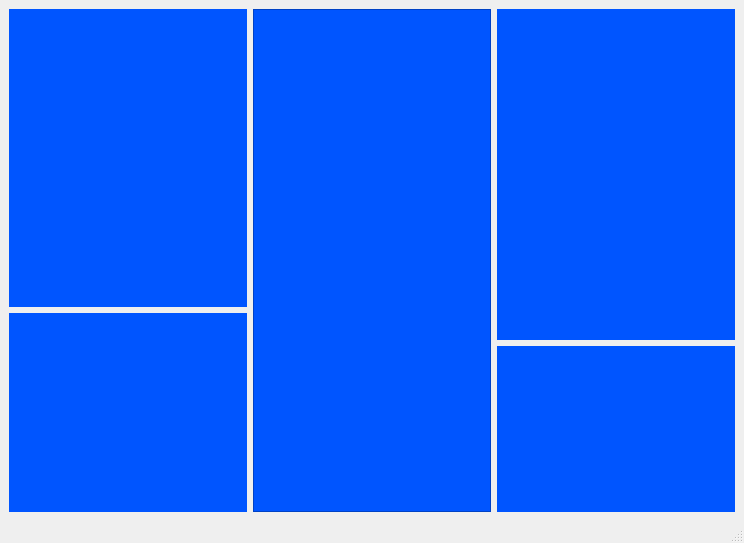
Old version of the form Code/PaperFriend/mainwindow.ui in the repository RomainPuech/Paper-Friend.
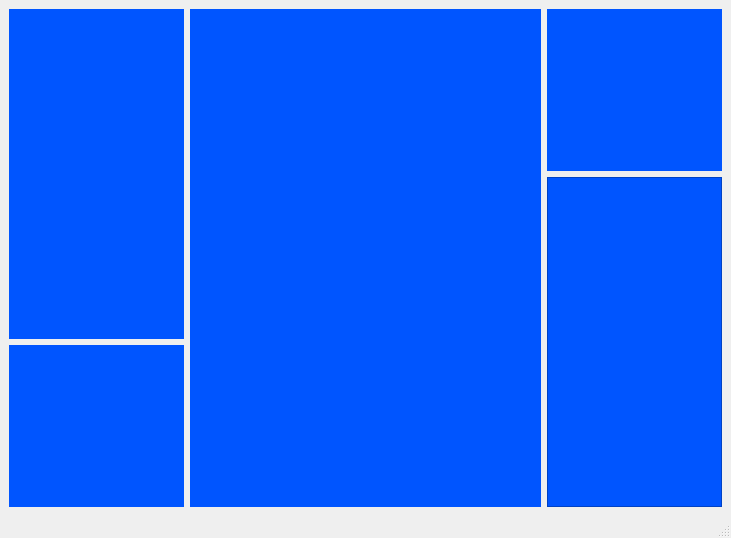
New version of the form.

Commit message: Adjusted the frames' size and changes their names to more user friendly ones

Patch:
```diff
--- a/Code/PaperFriend/mainwindow.ui
+++ b/Code/PaperFriend/mainwindow.ui
@@ -6,39 +6,33 @@
    <rect>
     <x>0</x>
     <y>0</y>
-    <width>744</width>
-    <height>543</height>
+    <width>731</width>
+    <height>538</height>
    </rect>
   </property>
   <property name="windowTitle">
    <string>MainWindow</string>
   </property>
   <widget class="QWidget" name="centralwidget">
-   <layout class="QHBoxLayout" name="horizontalLayout_5">
-    <item>
-     <layout class="QVBoxLayout" name="verticalLayout" stretch="3,2">
-      <item>
-       <widget class="QFrame" name="frame_3">
+   <layout class="QGridLayout" name="gridLayout">
+    <item row="0" column="3">
+     <widget class="QFrame" name="graph_frame">
         <property name="styleSheet">
          <string notr="true">background-color: rgb(0, 85, 255);</string>
         </property>
-        <layout class="QHBoxLayout" name="horizontalLayout_3"/>
-       </widget>
-      </item>
-      <item>
-       <widget class="QFrame" name="frame_4">
+      <layout class="QHBoxLayout" name="horizontalLayout"/>
+     </widget>
+    </item>
+    <item row="2" column="0">
+     <widget class="QFrame" name="activities_people_frame">
         <property name="styleSheet">
          <string notr="true">background-color: rgb(0, 85, 255);</string>
         </property>
         <layout class="QHBoxLayout" name="horizontalLayout_4"/>
        </widget>
       </item>
-     </layout>
-    </item>
-    <item>
-     <layout class="QVBoxLayout" name="verticalLayout_4">
-      <item>
-       <widget class="QFrame" name="frame_5">
+    <item row="1" column="3" rowspan="2">
+     <widget class="QFrame" name="habits_frame">
         <property name="styleSheet">
          <string notr="true">background-color: rgb(0, 85, 255);</string>
         </property>
@@ -50,20 +44,16 @@
         </property>
        </widget>
       </item>
-     </layout>
-    </item>
-    <item>
-     <layout class="QVBoxLayout" name="verticalLayout_2" stretch="4,2">
-      <item>
-       <widget class="QFrame" name="frame">
+    <item row="0" column="0" rowspan="2">
+     <widget class="QFrame" name="mascot_frame">
         <property name="styleSheet">
          <string notr="true">background-color: rgb(0, 85, 255);</string>
         </property>
-        <layout class="QHBoxLayout" name="horizontalLayout"/>
-       </widget>
-      </item>
-      <item>
-       <widget class="QFrame" name="frame_2">
+      <layout class="QHBoxLayout" name="horizontalLayout_3"/>
+     </widget>
+    </item>
+    <item row="0" column="1" rowspan="3" colspan="2">
+     <widget class="QFrame" name="main_frame">
         <property name="styleSheet">
          <string notr="true">background-color: rgb(0, 85, 255);</string>
         </property>
@@ -71,8 +61,6 @@
        </widget>
       </item>
      </layout>
-    </item>
-   </layout>
   </widget>
   <widget class="QMenuBar" name="menubar">
    <property name="geometry">
```
Left out of the diff: 4 changed lines with no effect on the pictures. Lines whose indentation alone changed are shown as unchanged. The commit also changes 1 other file.
